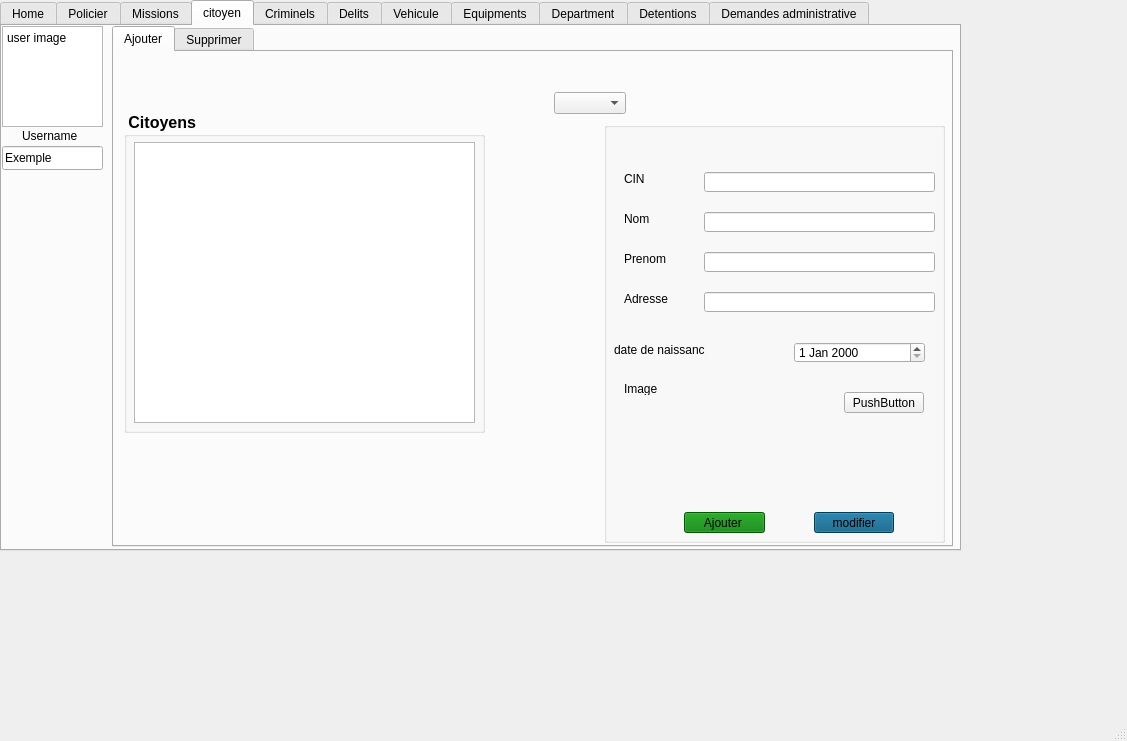
The window that OneDrive/Bureau/projetc++/Projetc_/mainwindow.ui (Crystal-Blu/police-station-2A25) describes before a commit, drawn with Qt 5.
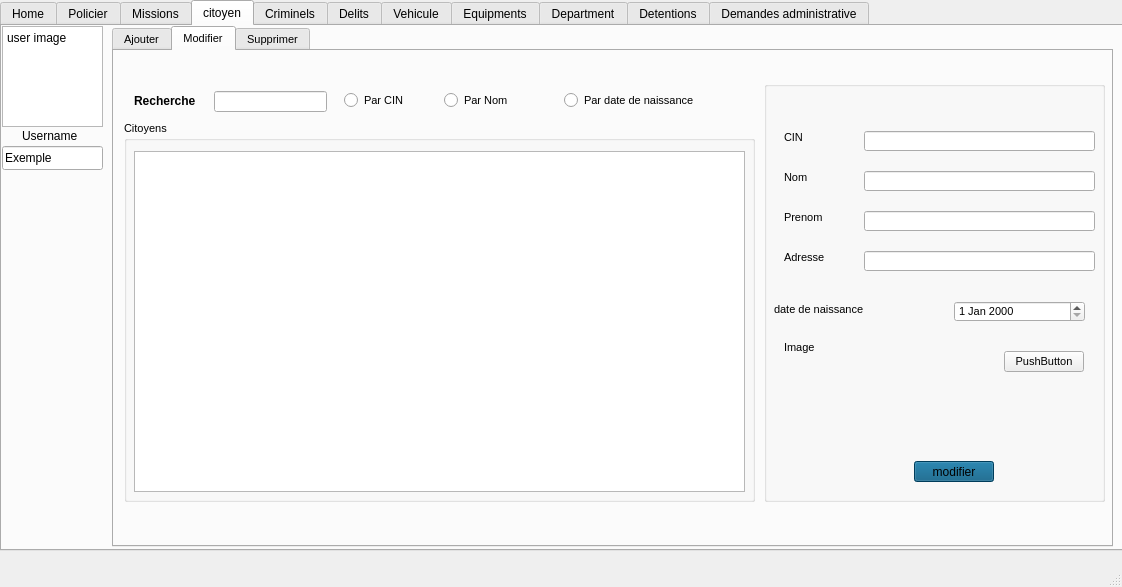
The same window after the commit. The open tabs and pages were chosen to show the change.

Diff of the .ui file:
```diff
--- a/OneDrive/Bureau/projetc++/Projetc_/mainwindow.ui
+++ b/OneDrive/Bureau/projetc++/Projetc_/mainwindow.ui
@@ -6,8 +6,8 @@
    <rect>
     <x>0</x>
     <y>0</y>
-    <width>1127</width>
-    <height>741</height>
+    <width>1122</width>
+    <height>587</height>
    </rect>
   </property>
   <property name="windowTitle">
@@ -19,7 +19,7 @@
      <rect>
       <x>0</x>
       <y>0</y>
-      <width>961</width>
+      <width>1131</width>
       <height>551</height>
      </rect>
     </property>
@@ -443,10 +443,15 @@
        <rect>
         <x>110</x>
         <y>0</y>
-        <width>841</width>
+        <width>1001</width>
         <height>521</height>
        </rect>
       </property>
+      <property name="font">
+       <font>
+        <pointsize>8</pointsize>
+       </font>
+      </property>
       <property name="styleSheet">
        <string notr="true"/>
       </property>
@@ -462,16 +467,16 @@
          <rect>
           <x>20</x>
           <y>90</y>
-          <width>341</width>
-          <height>281</height>
+          <width>601</width>
+          <height>351</height>
          </rect>
         </property>
        </widget>
        <widget class="QGroupBox" name="groupBox">
         <property name="geometry">
          <rect>
-          <x>490</x>
-          <y>70</y>
+          <x>650</x>
+          <y>30</y>
           <width>341</width>
           <height>421</height>
          </rect>
@@ -495,22 +500,6 @@
           <string>Ajouter </string>
          </property>
         </widget>
-        <widget class="QPushButton" name="update_button">
-         <property name="geometry">
-          <rect>
-           <x>210</x>
-           <y>390</y>
-           <width>80</width>
-           <height>21</height>
-          </rect>
-         </property>
-         <property name="styleSheet">
-          <string notr="true">background-color: rgb(0, 85, 127);</string>
-         </property>
-         <property name="text">
-          <string>modifier</string>
-         </property>
-        </widget>
         <widget class="QLabel" name="label_12">
          <property name="geometry">
           <rect>
@@ -683,8 +672,8 @@
          <rect>
           <x>10</x>
           <y>60</y>
-          <width>361</width>
-          <height>321</height>
+          <width>621</width>
+          <height>391</height>
          </rect>
         </property>
         <property name="font">
@@ -698,20 +687,315 @@
          <string> Citoyens </string>
         </property>
        </widget>
-       <widget class="QComboBox" name="comboBox">
-        <property name="geometry">
-         <rect>
-          <x>440</x>
-          <y>40</y>
-          <width>72</width>
-          <height>22</height>
-         </rect>
-        </property>
-       </widget>
        <zorder>groupBox_2</zorder>
        <zorder>groupBox</zorder>
        <zorder>tab_citoyen</zorder>
-       <zorder>comboBox</zorder>
+      </widget>
+      <widget class="QWidget" name="tab_19">
+       <attribute name="title">
+        <string>Modifier</string>
+       </attribute>
+       <widget class="QGroupBox" name="groupBox_11">
+        <property name="geometry">
+         <rect>
+          <x>650</x>
+          <y>30</y>
+          <width>341</width>
+          <height>421</height>
+         </rect>
+        </property>
+        <property name="title">
+         <string/>
+        </property>
+        <widget class="QLabel" name="label_25">
+         <property name="geometry">
+          <rect>
+           <x>20</x>
+           <y>260</y>
+           <width>47</width>
+           <height>13</height>
+          </rect>
+         </property>
+         <property name="text">
+          <string>Image</string>
+         </property>
+        </widget>
+        <widget class="QDateEdit" name="dateN_modif">
+         <property name="geometry">
+          <rect>
+           <x>190</x>
+           <y>220</y>
+           <width>131</width>
+           <height>21</height>
+          </rect>
+         </property>
+        </widget>
+        <widget class="QLabel" name="label_26">
+         <property name="geometry">
+          <rect>
+           <x>10</x>
+           <y>220</y>
+           <width>91</width>
+           <height>16</height>
+          </rect>
+         </property>
+         <property name="text">
+          <string>date de naissance</string>
+         </property>
+        </widget>
+        <widget class="QLineEdit" name="le_adresse_modif">
+         <property name="geometry">
+          <rect>
+           <x>100</x>
+           <y>170</y>
+           <width>231</width>
+           <height>20</height>
+          </rect>
+         </property>
+         <property name="text">
+          <string/>
+         </property>
+        </widget>
+        <widget class="QLineEdit" name="le_prenom_modif">
+         <property name="geometry">
+          <rect>
+           <x>100</x>
+           <y>130</y>
+           <width>231</width>
+           <height>20</height>
+          </rect>
+         </property>
+         <property name="text">
+          <string/>
+         </property>
+        </widget>
+        <widget class="QLineEdit" name="le_nom_modif">
+         <property name="geometry">
+          <rect>
+           <x>100</x>
+           <y>90</y>
+           <width>231</width>
+           <height>20</height>
+          </rect>
+         </property>
+         <property name="text">
+          <string/>
+         </property>
+        </widget>
+        <widget class="QLineEdit" name="le_cin_modif">
+         <property name="geometry">
+          <rect>
+           <x>100</x>
+           <y>50</y>
+           <width>231</width>
+           <height>20</height>
+          </rect>
+         </property>
+         <property name="text">
+          <string/>
+         </property>
+        </widget>
+        <widget class="QLabel" name="label_27">
+         <property name="geometry">
+          <rect>
+           <x>20</x>
+           <y>130</y>
+           <width>47</width>
+           <height>13</height>
+          </rect>
+         </property>
+         <property name="text">
+          <string>Prenom</string>
+         </property>
+        </widget>
+        <widget class="QLabel" name="label_28">
+         <property name="geometry">
+          <rect>
+           <x>20</x>
+           <y>170</y>
+           <width>47</width>
+           <height>13</height>
+          </rect>
+         </property>
+         <property name="text">
+          <string>Adresse</string>
+         </property>
+        </widget>
+        <widget class="QPushButton" name="pushButton_3">
+         <property name="geometry">
+          <rect>
+           <x>240</x>
+           <y>270</y>
+           <width>80</width>
+           <height>21</height>
+          </rect>
+         </property>
+         <property name="text">
+          <string>PushButton</string>
+         </property>
+        </widget>
+        <widget class="QLabel" name="label_29">
+         <property name="geometry">
+          <rect>
+           <x>20</x>
+           <y>90</y>
+           <width>47</width>
+           <height>13</height>
+          </rect>
+         </property>
+         <property name="text">
+          <string>Nom</string>
+         </property>
+        </widget>
+        <widget class="QLabel" name="label_30">
+         <property name="geometry">
+          <rect>
+           <x>20</x>
+           <y>50</y>
+           <width>47</width>
+           <height>13</height>
+          </rect>
+         </property>
+         <property name="text">
+          <string>CIN</string>
+         </property>
+        </widget>
+        <widget class="QLabel" name="label_31">
+         <property name="geometry">
+          <rect>
+           <x>90</x>
+           <y>260</y>
+           <width>141</width>
+           <height>101</height>
+          </rect>
+         </property>
+         <property name="text">
+          <string/>
+         </property>
+        </widget>
+        <widget class="QPushButton" name="update_button">
+         <property name="geometry">
+          <rect>
+           <x>150</x>
+           <y>380</y>
+           <width>80</width>
+           <height>21</height>
+          </rect>
+         </property>
+         <property name="styleSheet">
+          <string notr="true">background-color: rgb(0, 85, 127);</string>
+         </property>
+         <property name="text">
+          <string>modifier</string>
+         </property>
+        </widget>
+       </widget>
+       <widget class="QLineEdit" name="lineEdit_17">
+        <property name="geometry">
+         <rect>
+          <x>100</x>
+          <y>40</y>
+          <width>113</width>
+          <height>21</height>
+         </rect>
+        </property>
+       </widget>
+       <widget class="QRadioButton" name="rb_nom">
+        <property name="geometry">
+         <rect>
+          <x>330</x>
+          <y>40</y>
+          <width>84</width>
+          <height>19</height>
+         </rect>
+        </property>
+        <property name="text">
+         <string>Par Nom</string>
+        </property>
+       </widget>
+       <widget class="QRadioButton" name="rb_date_naissance">
+        <property name="geometry">
+         <rect>
+          <x>450</x>
+          <y>40</y>
+          <width>131</width>
+          <height>19</height>
+         </rect>
+        </property>
+        <property name="text">
+         <string>Par date de naissance</string>
+        </property>
+       </widget>
+       <widget class="QRadioButton" name="rb_cin">
+        <property name="geometry">
+         <rect>
+          <x>230</x>
+          <y>40</y>
+          <width>84</width>
+          <height>19</height>
+         </rect>
+        </property>
+        <property name="text">
+         <string>Par CIN</string>
+        </property>
+       </widget>
+       <widget class="QGroupBox" name="groupBox_12">
+        <property name="geometry">
+         <rect>
+          <x>10</x>
+          <y>70</y>
+          <width>631</width>
+          <height>381</height>
+         </rect>
+        </property>
+        <property name="font">
+         <font>
+          <pointsize>8</pointsize>
+          <weight>50</weight>
+          <bold>false</bold>
+         </font>
+        </property>
+        <property name="title">
+         <string>Citoyens</string>
+        </property>
+        <widget class="QTableView" name="tab_citoyen_modifier">
+         <property name="geometry">
+          <rect>
+           <x>10</x>
+           <y>30</y>
+           <width>611</width>
+           <height>341</height>
+          </rect>
+         </property>
+        </widget>
+       </widget>
+       <widget class="QLabel" name="label_32">
+        <property name="geometry">
+         <rect>
+          <x>20</x>
+          <y>40</y>
+          <width>71</width>
+          <height>20</height>
+         </rect>
+        </property>
+        <property name="font">
+         <font>
+          <pointsize>9</pointsize>
+          <weight>75</weight>
+          <bold>true</bold>
+         </font>
+        </property>
+        <property name="text">
+         <string>Recherche </string>
+        </property>
+       </widget>
+       <zorder>groupBox_12</zorder>
+       <zorder>groupBox_11</zorder>
+       <zorder>lineEdit_17</zorder>
+       <zorder>rb_nom</zorder>
+       <zorder>rb_date_naissance</zorder>
+       <zorder>rb_cin</zorder>
+       <zorder>label_32</zorder>
       </widget>
       <widget class="QWidget" name="tab_17">
        <attribute name="title">
@@ -999,6 +1283,147 @@
           </rect>
          </property>
         </widget>
+        <widget class="QComboBox" name="comboBox">
+         <property name="geometry">
+          <rect>
+           <x>80</x>
+           <y>50</y>
+           <width>101</width>
+           <height>22</height>
+          </rect>
+         </property>
+        </widget>
+        <widget class="QDateEdit" name="dateEdit_2">
+         <property name="geometry">
+          <rect>
+           <x>60</x>
+           <y>270</y>
+           <width>110</width>
+           <height>22</height>
+          </rect>
+         </property>
+        </widget>
+        <widget class="QLineEdit" name="le_id">
+         <property name="geometry">
+          <rect>
+           <x>80</x>
+           <y>140</y>
+           <width>113</width>
+           <height>21</height>
+          </rect>
+         </property>
+        </widget>
+        <widget class="QLineEdit" name="le_nom_2">
+         <property name="geometry">
+          <rect>
+           <x>100</x>
+           <y>180</y>
+           <width>113</width>
+           <height>21</height>
+          </rect>
+         </property>
+        </widget>
+        <widget class="QLineEdit" name="le_type">
+         <property name="geometry">
+          <rect>
+           <x>80</x>
+           <y>220</y>
+           <width>113</width>
+           <height>21</height>
+          </rect>
+         </property>
+        </widget>
+        <widget class="QPushButton" name="pushButton_Ajouter_2">
+         <property name="geometry">
+          <rect>
+           <x>70</x>
+           <y>330</y>
+           <width>71</width>
+           <height>21</height>
+          </rect>
+         </property>
+         <property name="styleSheet">
+          <string notr="true">background-color: rgb(0, 124, 0);</string>
+         </property>
+         <property name="text">
+          <string>Ajouter</string>
+         </property>
+        </widget>
+        <widget class="QLabel" name="label_5">
+         <property name="geometry">
+          <rect>
+           <x>40</x>
+           <y>140</y>
+           <width>47</width>
+           <height>13</height>
+          </rect>
+         </property>
+         <property name="text">
+          <string> ID :</string>
+         </property>
+        </widget>
+        <widget class="QLabel" name="label_6">
+         <property name="geometry">
+          <rect>
+           <x>30</x>
+           <y>180</y>
+           <width>47</width>
+           <height>13</height>
+          </rect>
+         </property>
+         <property name="text">
+          <string> Nom :</string>
+         </property>
+        </widget>
+        <widget class="QLabel" name="label_15">
+         <property name="geometry">
+          <rect>
+           <x>30</x>
+           <y>220</y>
+           <width>47</width>
+           <height>13</height>
+          </rect>
+         </property>
+         <property name="text">
+          <string>Type :</string>
+         </property>
+        </widget>
+        <widget class="QLabel" name="label_22">
+         <property name="geometry">
+          <rect>
+           <x>20</x>
+           <y>50</y>
+           <width>61</width>
+           <height>16</height>
+          </rect>
+         </property>
+         <property name="text">
+          <string>ID Policier :</string>
+         </property>
+        </widget>
+        <widget class="QComboBox" name="comboBox_cin">
+         <property name="geometry">
+          <rect>
+           <x>80</x>
+           <y>90</y>
+           <width>101</width>
+           <height>22</height>
+          </rect>
+         </property>
+        </widget>
+       </widget>
+       <widget class="QPushButton" name="pushButton_4">
+        <property name="geometry">
+         <rect>
+          <x>280</x>
+          <y>40</y>
+          <width>80</width>
+          <height>21</height>
+         </rect>
+        </property>
+        <property name="text">
+         <string>PushButton</string>
+        </property>
        </widget>
        <zorder>groupBox_5</zorder>
        <zorder>groupBox_4</zorder>
```
Left out of the diff: 250 changed lines with no effect on the pictures.
